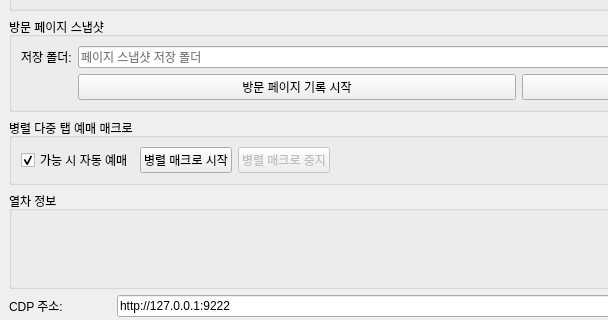
First picture: the form in mainwindow.ui, repository ongre01/Qt_CDP, before the edit; both pictures show x 0 to 608 and y 163 to 483 of the 980 by 720 pixel window.
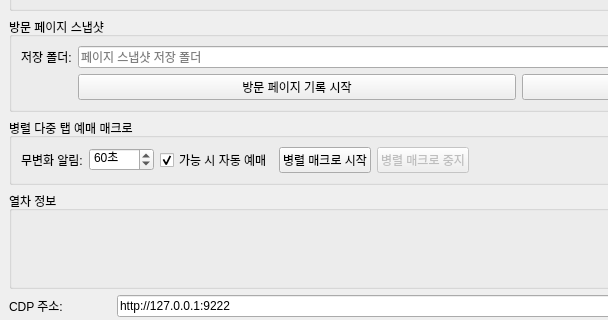
Second picture: the form after the edit.

The edit to the form file:
```diff
--- a/mainwindow.ui
+++ b/mainwindow.ui
@@ -119,6 +119,32 @@
        <string>병렬 다중 탭 예매 매크로</string>
       </property>
       <layout class="QHBoxLayout" name="trainRefreshMacroLayout">
+       <item>
+        <widget class="QLabel" name="noScreenChangeTimeoutLabel">
+         <property name="text">
+          <string>무변화 알림:</string>
+         </property>
+        </widget>
+       </item>
+       <item>
+        <widget class="QSpinBox" name="noScreenChangeTimeoutSpinBox">
+         <property name="toolTip">
+          <string>이 시간 동안 열차 조회 페이지의 DOM 변화가 없으면 ntfy 알림을 보냅니다.</string>
+         </property>
+         <property name="suffix">
+          <string>초</string>
+         </property>
+         <property name="minimum">
+          <number>10</number>
+         </property>
+         <property name="maximum">
+          <number>3600</number>
+         </property>
+         <property name="value">
+          <number>60</number>
+         </property>
+        </widget>
+       </item>
        <item>
         <widget class="QCheckBox" name="autoBookWhenAvailableCheckBox">
          <property name="toolTip">
```
